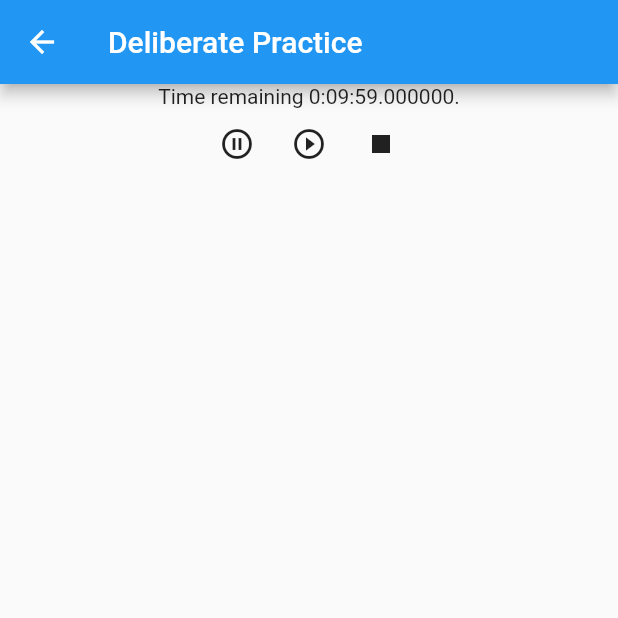
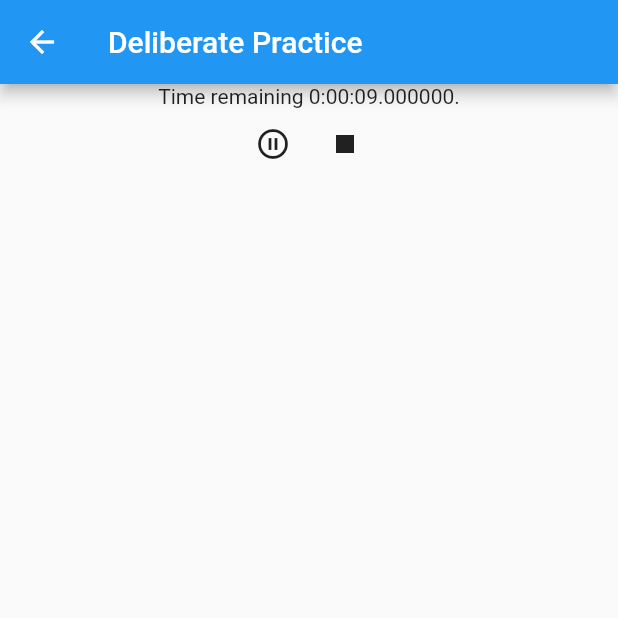
Before and after one commit to wltiii/deliberate_action_flutter, a Flutter app: the screen it shows after launch, after a tap on "Start Activity", on a phone screen of 412 x 824 dp, the top half of it. Run offline on Flutter 3.47's test engine with Material 2 defaults, Android fonts, the phone set to English and light mode, and no system bars.

Commit message:
Swapped pause/continue buttons when pressed. Pause and restart timer.

```diff
--- a/lib/src/activity-clock.dart
+++ b/lib/src/activity-clock.dart
@@ -21,31 +21,50 @@ class _ActivityClock extends State<ActivityClock> {
   Timer _timer;
   Duration _timeRemaining;
   Duration timeout = const Duration(seconds: 1);
+  Icon pauseIcon = const Icon(Icons.pause_circle_outline);
+  Icon playIcon = const Icon(Icons.play_circle_outline);
+  Icon _pausePlayIcon;
+  String _pausePlayTooltip;
 
   @override
   void initState() {
-    _timer =  new Timer.periodic(timeout, handleTimerEvent);
-    _timeRemaining = new Duration(minutes: activity.allottedDuration);
+    startTimer();
+//    _timeRemaining = new Duration(minutes: activity.allottedDuration);
+    _timeRemaining = new Duration(seconds: 10);
+    _pausePlayIcon = pauseIcon;
+    _pausePlayTooltip = 'Pause';
   }
 
   startTimer() {
     _timer =  new Timer.periodic(timeout, handleTimerEvent);
   }
 
+  void stopTimer() {
+    _timer.cancel();
+  }
+
   void handleTimerEvent(Timer timer) {
     setState(() {
       _timeRemaining = _timeRemaining - timeout;
+      if (_timeRemaining.inMilliseconds == 0) {
+        print('We need to alert now - visual and audio and tactile (configurable)');
+        stopTimer();
+      }
     });
   }
 
-  void stopTimer() {
-//    stopwatch.stop()
-    print('canceling timer');
-    _timer.cancel();
-  }
-
-  void resumeTimer() {
-//    stopwatch.start();
+  void swapPausePlayButton() {
+    setState(() {
+      if (_pausePlayIcon == pauseIcon) {
+        stopTimer();
+        _pausePlayIcon = playIcon;
+        _pausePlayTooltip = 'Continue';
+      } else {
+        startTimer();
+        _pausePlayIcon = pauseIcon;
+        _pausePlayTooltip = 'Pause';
+      }
+    });
   }
 
   @override
@@ -72,25 +91,15 @@ class _ActivityClock extends State<ActivityClock> {
                 // TODO Continue enough?
                 IconButton(
                   padding: const EdgeInsets.only(),
-                  icon: Icon(Icons.pause_circle_outline),
-                  tooltip: 'Pause',
+                  icon: _pausePlayIcon,
+                  tooltip: _pausePlayTooltip,
                   onPressed: () {
                     // TODO pause timer
-                    stopTimer();
-                    Navigator.pushNamed(context, Analysis.routeName);
+                    swapPausePlayButton();
                   },
                 ),
                 // TODO show Continue when running, hide when stopped
-                IconButton(
-                  padding: const EdgeInsets.only(),
-                  icon: Icon(Icons.play_circle_outline),
-                  tooltip: 'Continue',
-                  onPressed: () {
-                    // TODO start timer
-                    Navigator.pushNamed(context, Analysis.routeName);
-                  },
-                ),
-                IconButton(
+                 IconButton(
                   padding: const EdgeInsets.only(),
                   icon: Icon(Icons.stop),
                   tooltip: 'Stop',
```
